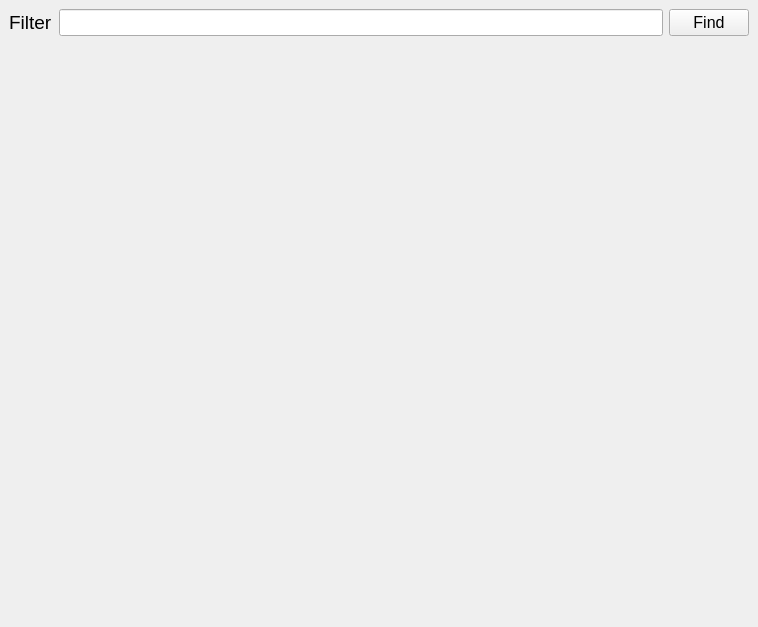
siavash119/qtchan, file threadtab.ui: the form before one commit.
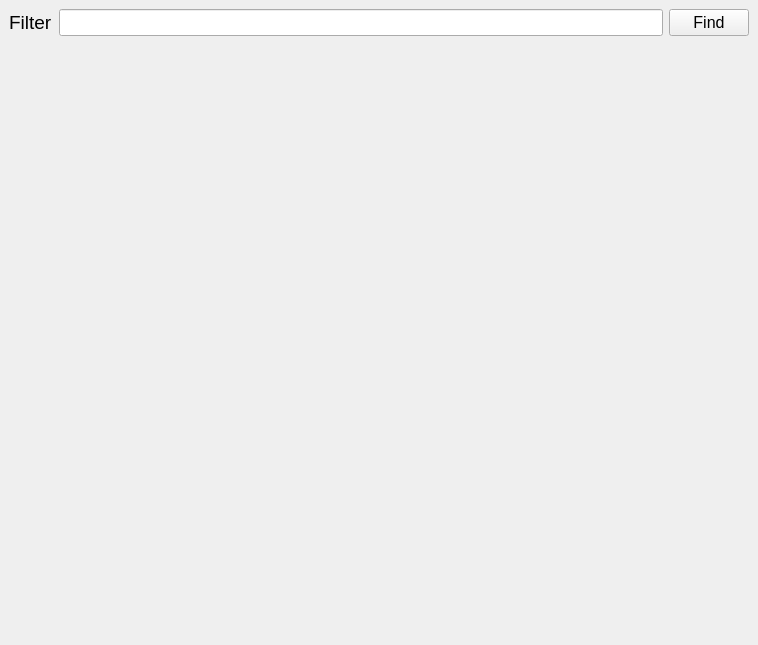
The form after the commit.

What changed in the file:
```diff
--- a/threadtab.ui
+++ b/threadtab.ui
@@ -19,7 +19,7 @@
   <property name="minimumSize">
    <size>
     <width>0</width>
-    <height>600</height>
+    <height>0</height>
    </size>
   </property>
   <property name="font">
```
Left out of the diff: 5 changed lines with no effect on the pictures.
